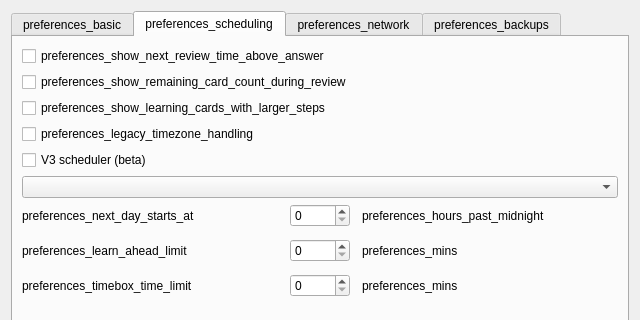
This is qt/aqt/forms/preferences.ui in ankitects/anki as Qt 5 draws it before an edit; both pictures show x 0 to 640 and y 0 to 320 of the 640 by 480 pixel window. The edited form follows.
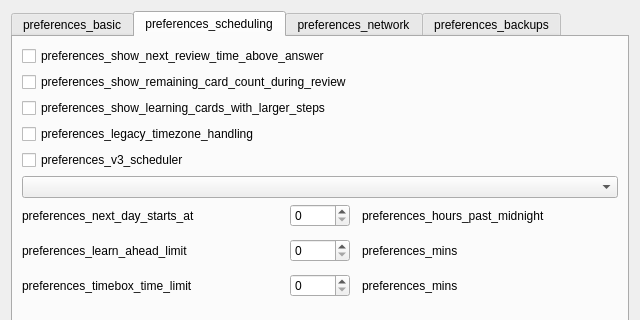
This is the edited form. The open tabs and pages were chosen to show the change.

Commit message:
drop beta tag from v3 scheduler
Will exit beta when 2.1.50 is released as stable

What changed in the file:
```diff
--- a/qt/aqt/forms/preferences.ui
+++ b/qt/aqt/forms/preferences.ui
@@ -218,7 +218,7 @@
           <string notr="true"/>
          </property>
          <property name="text">
-          <string notr="true">V3 scheduler (beta)</string>
+          <string>preferences_v3_scheduler</string>
          </property>
         </widget>
        </item>
```
The commit also changes 1 other file.
